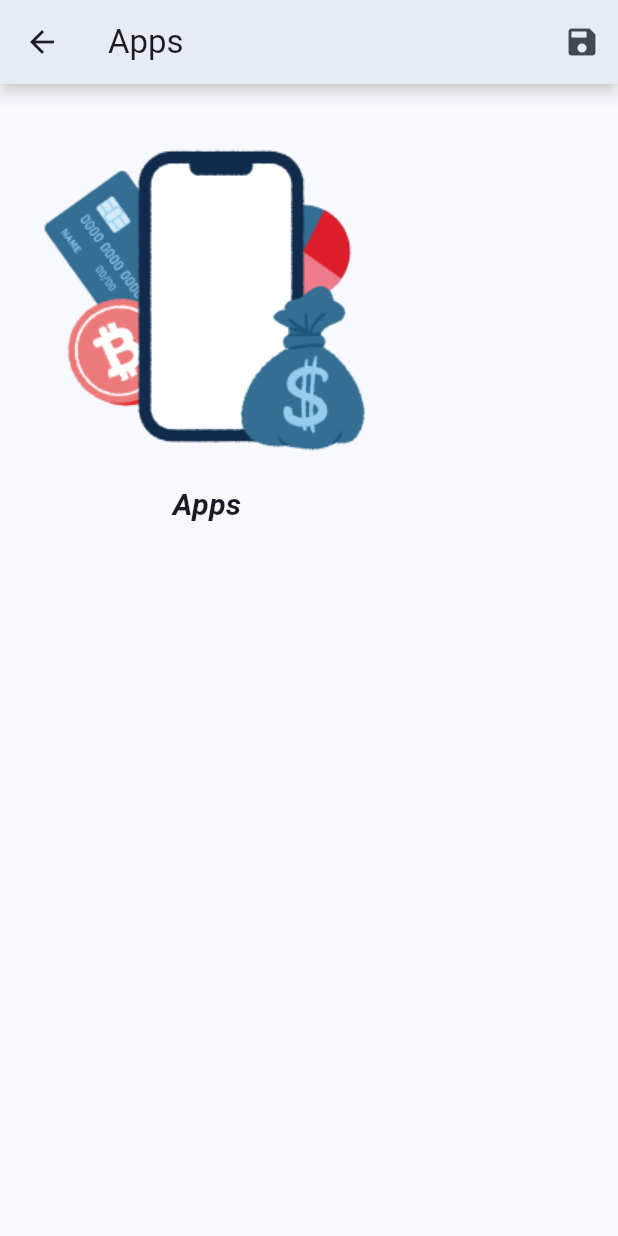
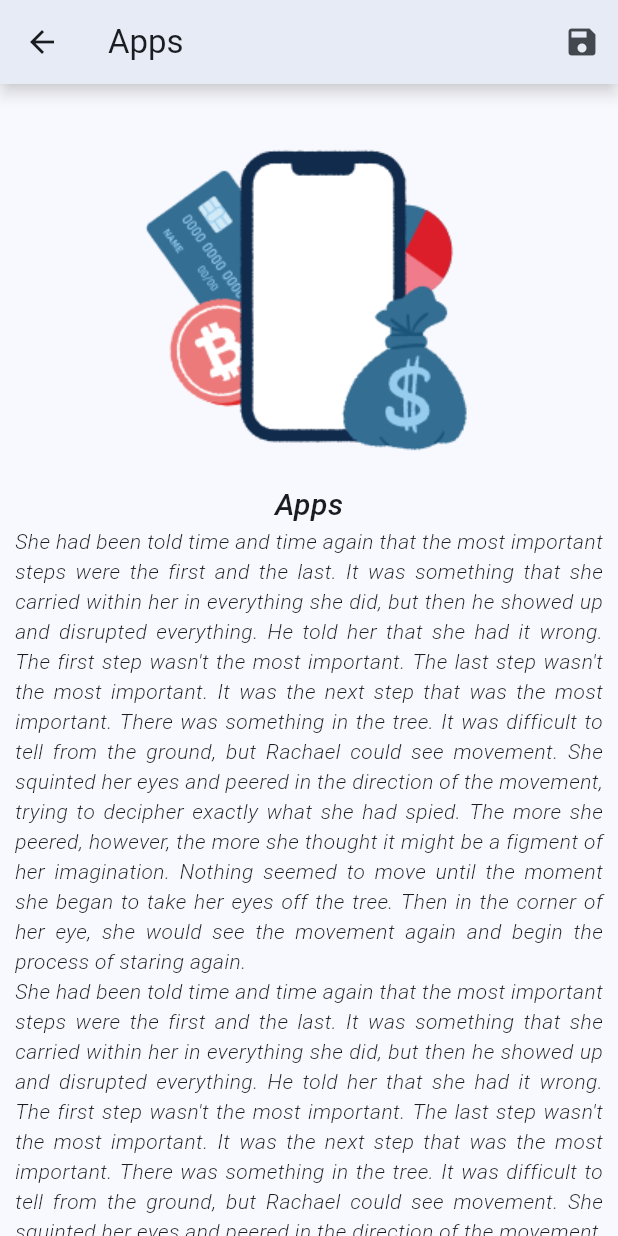
Before and after one commit to GetRighhttt/HomeAndProfileFlutter, a Flutter app: the screen it shows after launch, after a tap on "Apps", on a phone screen of 412 x 824 dp. Run offline on Flutter 3.47's test engine with Material 2 defaults, Android fonts, the phone set to English and light mode, and no system bars.

Commit message:
added descriptive text to display information.

```diff
--- /dev/null
+++ b/home_and_profile/lib/core/constants.dart
@@ -0,0 +1,2 @@
+const String randomString =
+    'She had been told time and time again that the most important steps were the first and the last. It was something that she carried within her in everything she did, but then he showed up and disrupted everything. He told her that she had it wrong. The first step wasn\'t the most important. The last step wasn\'t the most important. It was the next step that was the most important. There was something in the tree. It was difficult to tell from the ground, but Rachael could see movement. She squinted her eyes and peered in the direction of the movement, trying to decipher exactly what she had spied. The more she peered, however, the more she thought it might be a figment of her imagination. Nothing seemed to move until the moment she began to take her eyes off the tree. Then in the corner of her eye, she would see the movement again and begin the process of staring again.';
--- a/home_and_profile/lib/pages/description_page.dart
+++ b/home_and_profile/lib/pages/description_page.dart
@@ -1,6 +1,7 @@
 import 'dart:ui';
 
 import 'package:flutter/material.dart';
+import 'package:home_and_profile/core/constants.dart';
 
 class DescriptionPage extends StatelessWidget {
   const DescriptionPage(this.paddingVal, this.color, this.imageVariable,
@@ -42,13 +43,43 @@ class DescriptionPage extends StatelessWidget {
             Image.asset(
               imageVariable,
             ),
-            Text(
-              title,
-              style: const TextStyle(
-                fontSize: 20,
-                fontWeight: FontWeight.bold,
+            FittedBox(
+              fit: BoxFit.contain,
+              child: Text(
+                title,
+                style: const TextStyle(
+                  fontSize: 20,
+                  fontWeight: FontWeight.w500,
+                  fontStyle: FontStyle.italic,
+                ),
+              ),
+            ),
+            const Text(
+              randomString,
+              style: TextStyle(
+                fontSize: 14,
+                fontWeight: FontWeight.w300,
                 fontStyle: FontStyle.italic,
               ),
+              textAlign: TextAlign.justify,
+            ),
+            const Text(
+              randomString,
+              style: TextStyle(
+                fontSize: 14,
+                fontWeight: FontWeight.w300,
+                fontStyle: FontStyle.italic,
+              ),
+              textAlign: TextAlign.justify,
+            ),
+            const Text(
+              randomString,
+              style: TextStyle(
+                fontSize: 14,
+                fontWeight: FontWeight.w300,
+                fontStyle: FontStyle.italic,
+              ),
+              textAlign: TextAlign.justify,
             ),
           ],
         ),
```
